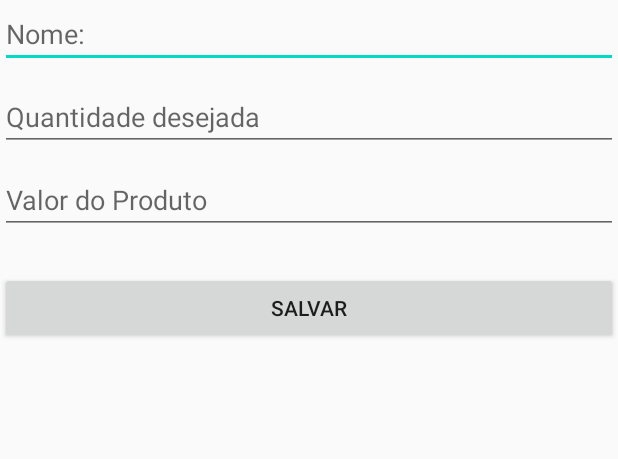
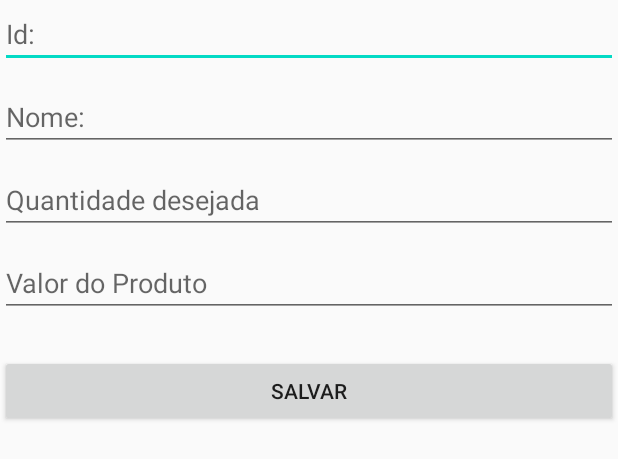
Before and after one commit to eligustavo/projeto-android-studio, an Android app: the layout activity_produto.xml on its own in the app's theme, with its tools: preview values and no code run, on a phone screen of 412 x 824 dp. Shown: the top 459 px of the screen. Run offline under Robolectric (Android 15) with nearby library versions, the phone set to English and light mode, and no system bars.

```diff
--- a/app/src/main/java/br/com/etelimoeiro/projetointegrador/MainActivity.java
+++ b/app/src/main/java/br/com/etelimoeiro/projetointegrador/MainActivity.java
@@ -8,7 +8,9 @@ import android.view.View;
 import android.widget.Button;
 
 import br.com.etelimoeiro.projetointegrador.activities.ActivityProduto;
+import br.com.etelimoeiro.projetointegrador.controller.ProdutoController;
 import br.com.etelimoeiro.projetointegrador.db.ConexaoSQL;
+import br.com.etelimoeiro.projetointegrador.domain.Produto;
 
 public class MainActivity extends AppCompatActivity {
 
@@ -19,7 +21,7 @@ public class MainActivity extends AppCompatActivity {
         super.onCreate(savedInstanceState);
         setContentView(R.layout.activity_main);
 
-        ConexaoSQL conexao = ConexaoSQL.getInstancia(this);
+        ConexaoSQL.getInstancia(this);
 
         this.btnSalvarProduto = (Button) findViewById(R.id.btnSalvarProduto);
 
--- a/app/src/main/java/br/com/etelimoeiro/projetointegrador/db/ConexaoSQL.java
+++ b/app/src/main/java/br/com/etelimoeiro/projetointegrador/db/ConexaoSQL.java
@@ -30,7 +30,7 @@ public class ConexaoSQL extends SQLiteOpenHelper {
                 "CREATE TABLE IF NOT EXISTS tbproduto " +
                         "(" +
                         "id INTEGER PRIMARY KEY, " +
-                        "nome TEXT," +
+                        "nomeProduto TEXT," +
                         "qtd INTEGER," +
                         "valor REAL " +
                         ")";
--- a/app/src/main/res/layout/activity_produto.xml
+++ b/app/src/main/res/layout/activity_produto.xml
@@ -6,6 +6,18 @@
     android:layout_height="match_parent"
     android:orientation="vertical"
     tools:context=".activities.ActivityProduto">
+
+
+    <EditText
+        android:id="@+id/edtIdProduto"
+        android:layout_width="match_parent"
+        android:layout_height="wrap_content"
+        android:hint="Id:"
+        android:inputType="numberSigned" />
+
+    <Space
+        android:layout_width="match_parent"
+        android:layout_height="10dp" />
 
     <EditText
         android:id="@+id/edtNomeProduto"
```
Also changed, not shown: app/src/main/java/br/com/etelimoeiro/projetointegrador/activities/ActivityProduto.java (+45 -0 lines), app/src/main/java/br/com/etelimoeiro/projetointegrador/controller/ProdutoController.java (added, +20 -0 lines), app/src/main/java/br/com/etelimoeiro/projetointegrador/dao/ProdutoDAO.java (added, +37 -0 lines).
